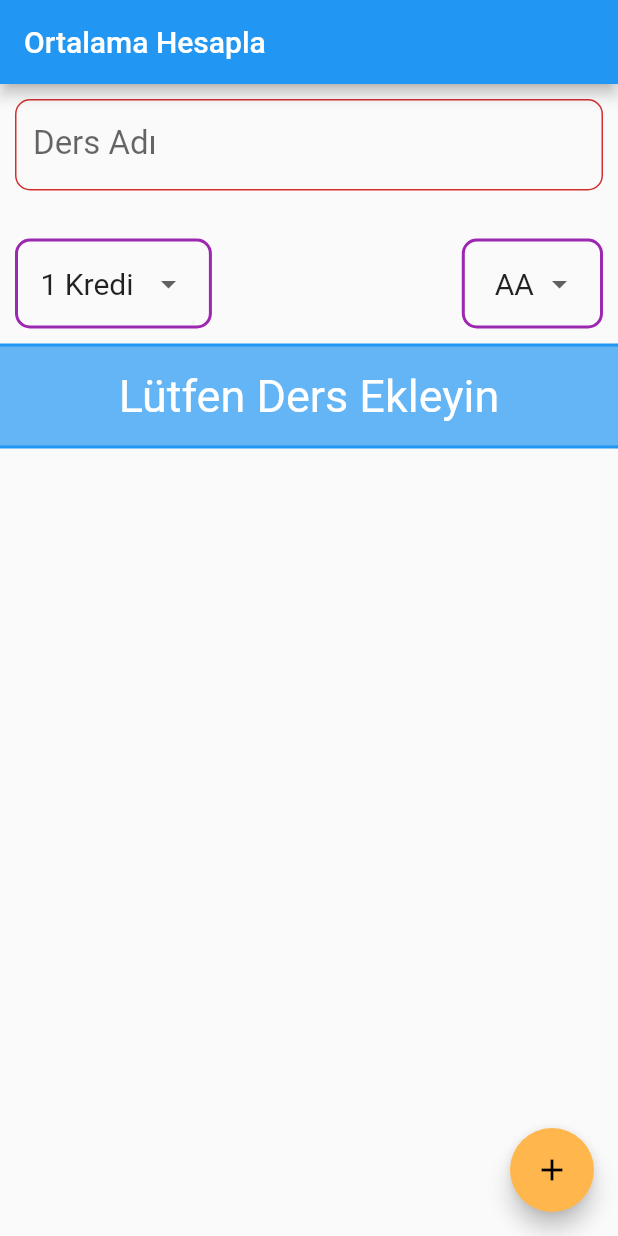
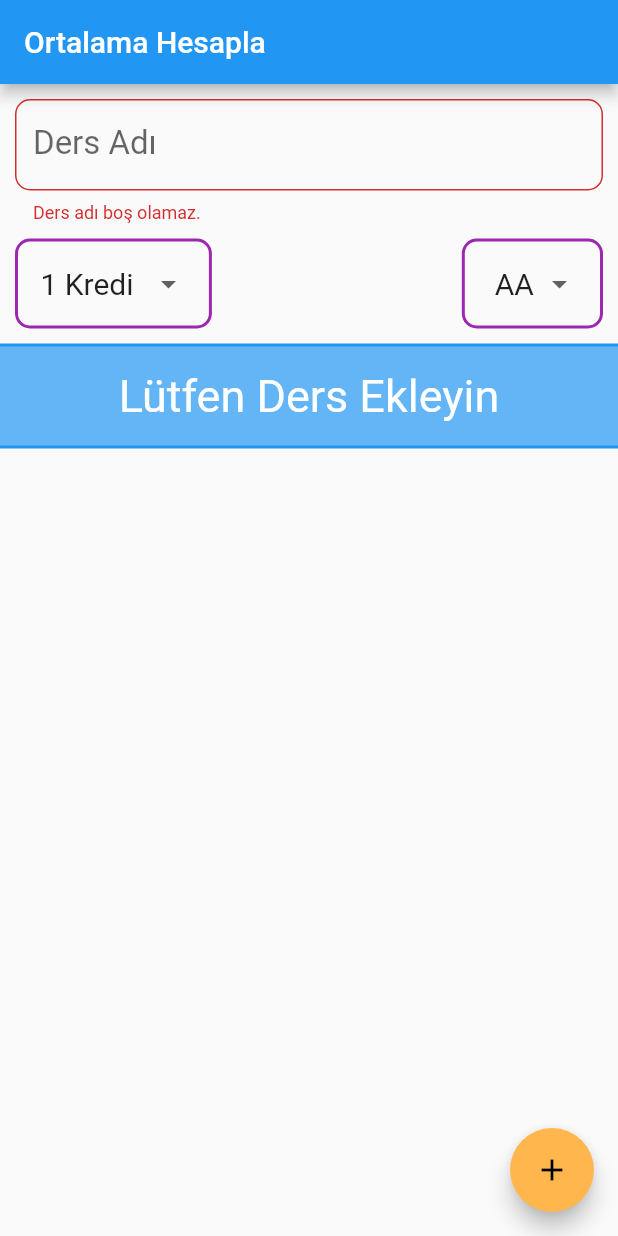
Before and after one commit to mustafauys/Average-Calculation, a Flutter app: the screen it shows after launch, after a tap on the "add" icon, on a phone screen of 412 x 824 dp. Run offline on Flutter 3.47's test engine with Material 2 defaults, Android fonts, the phone set to English and light mode, and no system bars.

Commit message:
App Completed

```diff
--- a/lib/main.dart
+++ b/lib/main.dart
@@ -102,7 +102,7 @@ class _MyHomePageState extends State<MyHomePage> {
                       if (girilenDeger.length > 0) {
                         return null;
                       } else
-                        return "";
+                        return "Ders adı boş olamaz.";
                     },
                     onSaved: (kaydedilecekDeger) {
                       dersAdi = kaydedilecekDeger;
```
